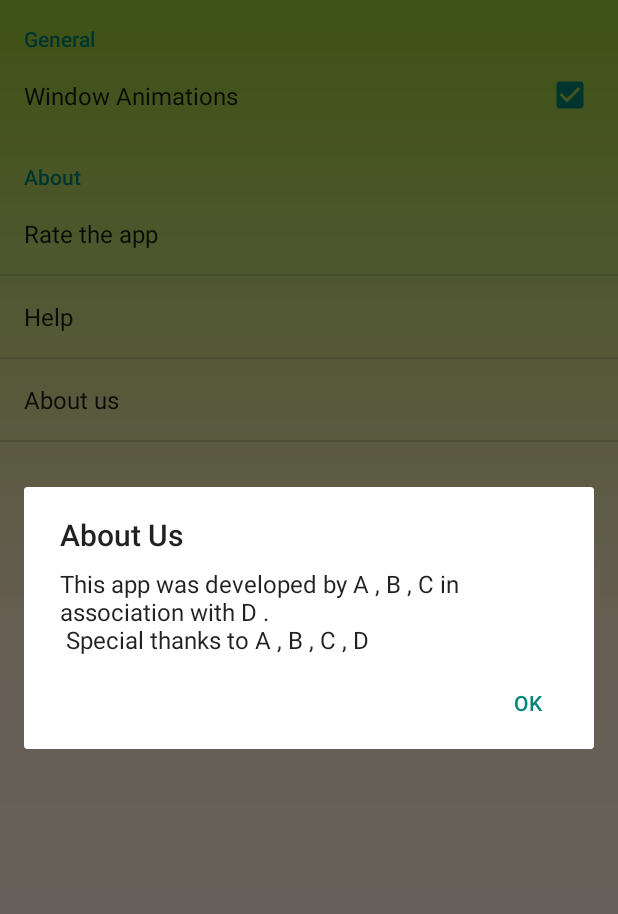
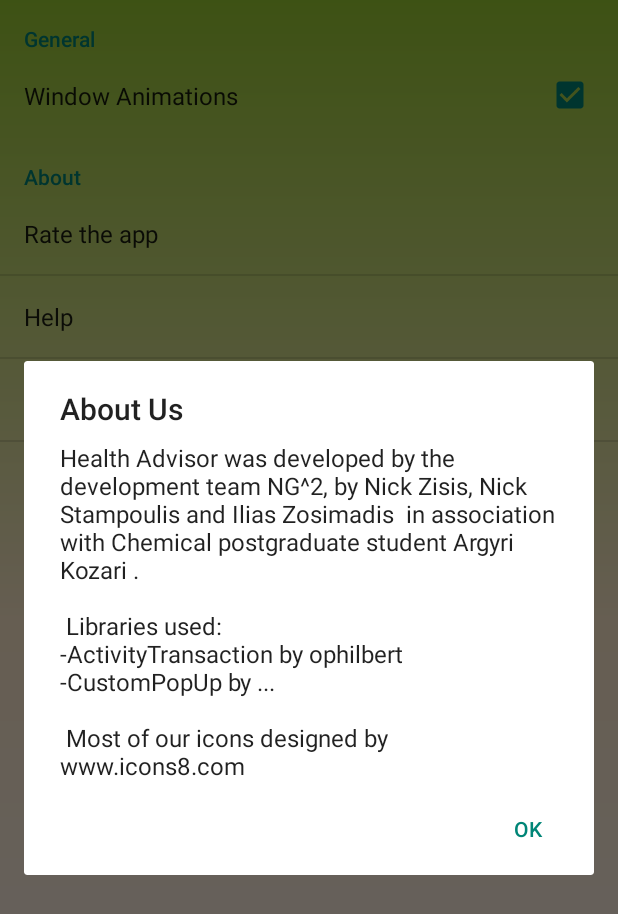
Before and after one commit to nzisis/HealthAdvisor, an Android app: the SettingsActivity screen opened directly, with no data from a screen before it, after a tap on "About us", on a phone screen of 412 x 824 dp. Shown: the top 914 px of the screen. Run offline under Robolectric (Android 15) with nearby library versions, the phone set to English and light mode, and no system bars.

Commit message:
Wrote about us and added version Code+Name

```diff
--- a/app/src/main/AndroidManifest.xml
+++ b/app/src/main/AndroidManifest.xml
@@ -1,6 +1,9 @@
 <?xml version="1.0" encoding="utf-8"?>
 <manifest xmlns:android="http://schemas.android.com/apk/res/android"
-    package="com.example.vromia.healthadvisor">
+    package="com.example.vromia.healthadvisor"
+    android:versionCode="1"
+    android:versionName="1.0"
+    >
 
     <application
         android:allowBackup="true"
--- a/app/src/main/java/com/example/vromia/healthadvisor/Activities/SettingsActivity.java
+++ b/app/src/main/java/com/example/vromia/healthadvisor/Activities/SettingsActivity.java
@@ -41,8 +41,12 @@ public class SettingsActivity extends PreferenceActivity {
 
                 AlertDialog.Builder builder = new AlertDialog.Builder(SettingsActivity.this);
 
-                builder.setMessage("This app was developed by A , B , C in association with D ." +
-                        "\n Special thanks to A , B , C , D")
+                builder.setMessage("Health Advisor was developed by the development team NG^2, by Nick Zisis, Nick Stampoulis and Ilias Zosimadis  in association " +
+                        "with Chemical postgraduate student Argyri Kozari ." +
+                        "\n\n Libraries used:" +
+                        "\n-ActivityTransaction by ophilbert" +
+                        "\n-CustomPopUp by ..." +
+                        "\n\n Most of our icons designed by www.icons8.com  ")
                         .setTitle("About Us");
                 builder.setPositiveButton("Ok", new DialogInterface.OnClickListener() {
                     @Override
```
